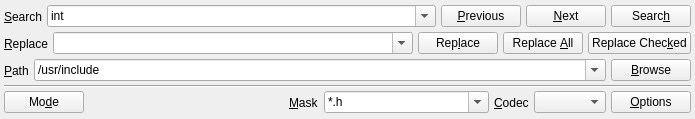
This is v2/branches/dev/plugins/base/SearchAndReplaceV2/src/SearchWidget.ui in testmana2/mks as Qt 5 draws it before an edit. The edited form follows.
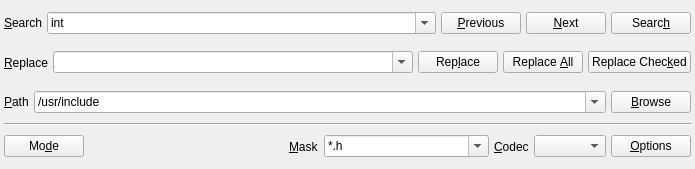
This is the edited form. Icons and pictures are not drawn.

Commit message: Enhance mac gui

```diff
--- a/v2/branches/dev/plugins/base/SearchAndReplaceV2/src/SearchWidget.ui
+++ b/v2/branches/dev/plugins/base/SearchAndReplaceV2/src/SearchWidget.ui
@@ -7,7 +7,7 @@
     <x>0</x>
     <y>0</y>
     <width>695</width>
-    <height>119</height>
+    <height>169</height>
    </rect>
   </property>
   <property name="sizePolicy">
```
Left out of the diff: 10 changed lines with no effect on the pictures. The commit also changes 1 other file.
